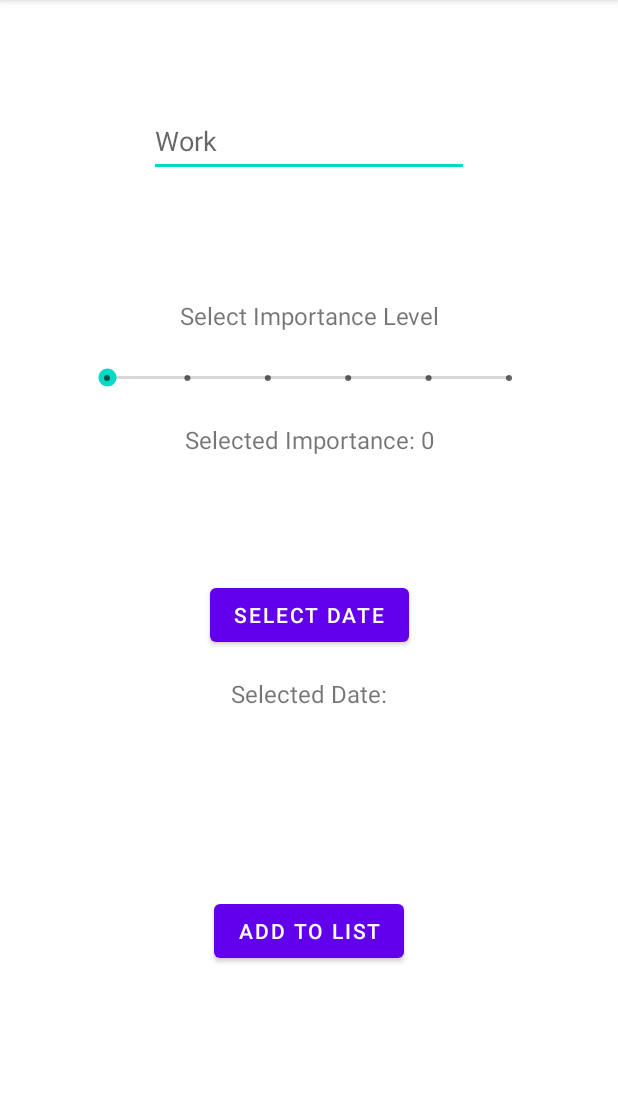
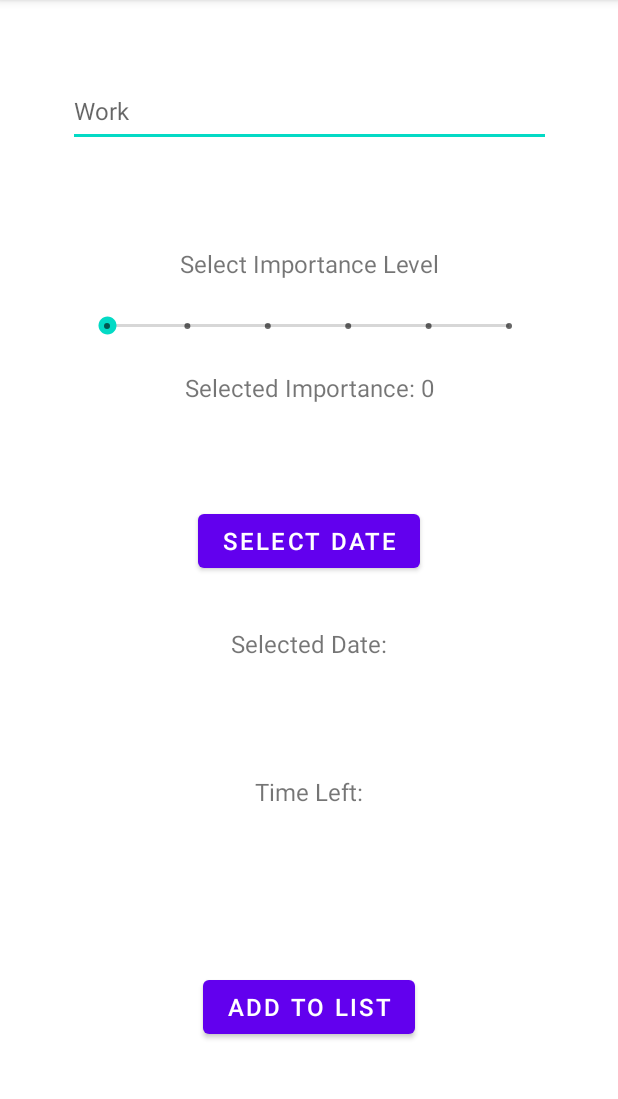
Before and after one commit to Nphilip9/School-Organizer, an Android app: the AddActivity screen opened directly, with no data from a screen before it, on a phone screen of 412 x 824 dp, the part 84-1183 px from its top. Run offline under Robolectric (Android 15) with nearby library versions, the phone set to English and light mode, and no system bars.

Commit message:
changed add_activity.xml activity UI little bit

```diff
--- a/app/src/main/java/com/nphilip/schoolorganizer/AddActivity.java
+++ b/app/src/main/java/com/nphilip/schoolorganizer/AddActivity.java
@@ -24,7 +24,7 @@ public class AddActivity extends AppCompatActivity {
     EditText addActivity_editText_workType;
     SeekBar addActivity_seekBar_importance;
     TextView addActivity_textView_importanceInfoText, addActivity_textView_selectedImportance,
-            addActivity_textView_selectedDate, addActivity_textView_timeLeft;
+            addActivity_textView_selectedDate, addActivity_textView_timeDifference;
     Button addActivity_button_datePicker, addActivity_button_add;
 
     // Reference to ItemManager
@@ -41,7 +41,7 @@ public class AddActivity extends AppCompatActivity {
         addActivity_seekBar_importance = findViewById(R.id.addActivity_seekBar_importance);
         addActivity_textView_importanceInfoText = findViewById(R.id.addActivity_textView_importanceInfoText);
         addActivity_textView_selectedImportance = findViewById(R.id.addActivity_textView_selectedImportance);
-        addActivity_textView_timeLeft = findViewById(R.id.addActivity_textView_timeLeft);
+        addActivity_textView_timeDifference = findViewById(R.id.addActivity_textView_timeDifference);
         addActivity_textView_selectedDate = findViewById(R.id.addActivity_textView_selectedDate);
         addActivity_button_datePicker = findViewById(R.id.addActivity_button_datePicker);
         addActivity_button_add = findViewById(R.id.addActivity_button_add);
@@ -80,7 +80,8 @@ public class AddActivity extends AppCompatActivity {
                 selectedDate.set(day + "." + month + "." + year);
                 String timeDifference = itemManager.getTimeDifference(Calendar.getInstance().get(Calendar.DAY_OF_MONTH) + "." +
                         Calendar.getInstance().get(Calendar.MONTH) + "." + Calendar.getInstance().get(Calendar.YEAR), day + "." + month + "." + year);
-                addActivity_textView_timeLeft.setText(timeDifference);
+                addActivity_textView_timeDifference.setText(timeDifference);
+                addActivity_textView_selectedDate.setText(selectedDate.get());
             }, Calendar.getInstance().get(Calendar.YEAR), Calendar.getInstance().get(Calendar.MONTH), Calendar.getInstance().get(Calendar.DAY_OF_MONTH));
             datePickerDialog.show();
         });
--- a/app/src/main/java/com/nphilip/schoolorganizer/ItemDetailsActivity.java
+++ b/app/src/main/java/com/nphilip/schoolorganizer/ItemDetailsActivity.java
@@ -136,8 +136,7 @@ public class ItemDetailsActivity extends AppCompatActivity {
 
             alertDialogBuilder.setPositiveButton("OK", (dialogInterface, i) -> {
                 try {
-                    itemManager.deleteItemFromWorkList(getFilesDir() + "/WorkList.txt", getFilesDir() + "/Checkboxes.txt",
-                            getCacheDir() + "/ClickedListViewItem.txt", itemManager.getClickedListViewItemID(getCacheDir() + "/ClickedListViewItem.txt"));
+                    itemManager.deleteItemFromWorkList(getFilesDir() + "/WorkList.txt", itemManager.getClickedListViewItemID(getCacheDir() + "/ClickedListViewItem.txt"));
                     startMainActivity();
                     finish();
                 } catch (IOException e) {
--- a/app/src/main/java/com/nphilip/schoolorganizer/MainActivity.java
+++ b/app/src/main/java/com/nphilip/schoolorganizer/MainActivity.java
@@ -143,6 +143,7 @@ public class MainActivity extends AppCompatActivity {
             finalWorkListDataList.add(new WorkListData(workListDataElement[0], Integer.parseInt(workListDataElement[1]), workListDataElement[2], Boolean.parseBoolean(workListDataElement[3])));
         }
 
+        // Rewrite the sorted list to the "WorkList.txt file"
         itemManager.rewriteSortedWorkList(getFilesDir() + "/WorkList.txt", finalWorkListDataList);
 
         CustomListViewAdapter customListViewAdapter = new CustomListViewAdapter(MainActivity.this, finalWorkListDataList, mainActivity_listView_workList, getFilesDir() + "/Checkboxes.txt", getFilesDir() + "/WorkList.txt");
@@ -165,6 +166,7 @@ public class MainActivity extends AppCompatActivity {
         notificationManagerCompat.notify(1, notification);
     }
 
+    // Called when activity is paused and turned back on
     @Override
     protected void onResume() {
         super.onResume();
--- a/app/src/main/java/com/nphilip/schoolorganizer/manager/ItemManager.java
+++ b/app/src/main/java/com/nphilip/schoolorganizer/manager/ItemManager.java
@@ -129,12 +129,10 @@ public class ItemManager {
     /**
      * Deletes item on "position" from "WorkList.txt" file and deletes checkbox Item
      * @param workFilePath String
-     * @param checkboxFilePath String
-     * @param clickedListViewItemFilePath String
      * @param position int
      * @throws IOException RuntimeException
      */
-    public void deleteItemFromWorkList(String workFilePath, String checkboxFilePath, String clickedListViewItemFilePath, int position) throws IOException {
+    public void deleteItemFromWorkList(String workFilePath, int position) throws IOException {
         // File content is stored in "workListDataArrayList"
         ArrayList<WorkListData> workListDataArrayList = new ArrayList<>();
 
@@ -212,6 +210,12 @@ public class ItemManager {
         fileWriter.close();
     }
 
+    /**
+     * Rewrites the sorted list "workListDataArrayList" to the file "path", if it exists
+     * @param path String
+     * @param workListDataArrayList ArrayList<WorkListData>
+     * @throws IOException RuntimeException
+     */
     public void rewriteSortedWorkList(String path, ArrayList<WorkListData> workListDataArrayList) throws IOException {
         if(new File(path).exists()) {
             if(new File(path).delete()) {
--- a/app/src/main/res/layout/add_activity.xml
+++ b/app/src/main/res/layout/add_activity.xml
@@ -1,18 +1,20 @@
 <?xml version="1.0" encoding="utf-8"?>
 <androidx.constraintlayout.widget.ConstraintLayout xmlns:android="http://schemas.android.com/apk/res/android"
     xmlns:app="http://schemas.android.com/apk/res-auto"
+    xmlns:tools="http://schemas.android.com/tools"
     android:layout_width="match_parent"
     android:layout_height="match_parent">
 
     <EditText
         android:id="@+id/addActivity_editText_workType"
-        android:layout_width="wrap_content"
-        android:layout_height="wrap_content"
-        android:layout_marginTop="70dp"
+        android:layout_width="322dp"
+        android:layout_height="48dp"
+        android:layout_marginTop="50dp"
         android:ems="10"
         android:hint="@string/strings_string_workTypeHint"
         android:inputType="textPersonName"
         android:minHeight="48dp"
+        android:textSize="@dimen/dimensions_dimen_standardTextSize"
         app:layout_constraintEnd_toEndOf="parent"
         app:layout_constraintStart_toStartOf="parent"
         app:layout_constraintTop_toTopOf="parent" />
@@ -34,7 +36,7 @@
         android:id="@+id/addActivity_textView_importanceInfoText"
         android:layout_width="200dp"
         android:layout_height="25dp"
-        android:layout_marginTop="80dp"
+        android:layout_marginTop="65dp"
         android:gravity="center"
         android:text="@string/strings_string_importanceInfoText"
         android:textSize="@dimen/dimensions_dimen_standardTextSize"
@@ -46,23 +48,24 @@
         android:id="@+id/addActivity_button_datePicker"
         android:layout_width="wrap_content"
         android:layout_height="wrap_content"
-        android:layout_marginTop="80dp"
+        android:layout_marginTop="65dp"
         android:text="@string/strings_string_datePickerButtonText"
+        android:textSize="@dimen/dimensions_dimen_standardTextSize"
         app:layout_constraintEnd_toEndOf="parent"
         app:layout_constraintStart_toStartOf="parent"
         app:layout_constraintTop_toBottomOf="@+id/addActivity_textView_selectedImportance" />
 
     <TextView
-        android:id="@+id/addActivity_textView_selectedDate"
+        android:id="@+id/addActivity_textView_timeDifferenceInfo"
         android:layout_width="220dp"
         android:layout_height="25dp"
-        android:layout_marginTop="16dp"
+        android:layout_marginTop="32dp"
         android:gravity="center"
-        android:text="@string/strings_string_selectedDateText"
+        android:text="@string/strings_string_timeDifference"
         android:textSize="@dimen/dimensions_dimen_standardTextSize"
         app:layout_constraintEnd_toEndOf="parent"
         app:layout_constraintStart_toStartOf="parent"
-        app:layout_constraintTop_toBottomOf="@+id/addActivity_button_datePicker" />
+        app:layout_constraintTop_toBottomOf="@+id/addActivity_textView_selectedDate" />
 
     <TextView
         android:id="@+id/addActivity_textView_selectedImportance"
@@ -77,7 +80,30 @@
         app:layout_constraintTop_toBottomOf="@+id/addActivity_seekBar_importance" />
 
     <TextView
-        android:id="@+id/addActivity_textView_timeLeft"
+        android:id="@+id/addActivity_textView_timeDifference"
+        android:layout_width="350dp"
+        android:layout_height="25dp"
+        android:layout_marginTop="16dp"
+        android:gravity="center"
+        android:textSize="@dimen/dimensions_dimen_standardTextSize"
+        app:layout_constraintEnd_toEndOf="parent"
+        app:layout_constraintHorizontal_bias="0.508"
+        app:layout_constraintStart_toStartOf="parent"
+        app:layout_constraintTop_toBottomOf="@+id/addActivity_textView_timeDifferenceInfo" />
+
+    <Button
+        android:id="@+id/addActivity_button_add"
+        android:layout_width="wrap_content"
+        android:layout_height="wrap_content"
+        android:layout_marginTop="65dp"
+        android:text="@string/strings_string_addButtonText"
+        android:textSize="@dimen/dimensions_dimen_standardTextSize"
+        app:layout_constraintEnd_toEndOf="parent"
+        app:layout_constraintStart_toStartOf="parent"
+        app:layout_constraintTop_toBottomOf="@+id/addActivity_textView_timeDifference" />
+
+    <TextView
+        android:id="@+id/addActivity_textView_selectedDate"
         android:layout_width="350dp"
         android:layout_height="25dp"
         android:layout_marginTop="16dp"
@@ -85,16 +111,18 @@
         android:textSize="@dimen/dimensions_dimen_standardTextSize"
         app:layout_constraintEnd_toEndOf="parent"
         app:layout_constraintStart_toStartOf="parent"
-        app:layout_constraintTop_toBottomOf="@+id/addActivity_textView_selectedDate" />
+        app:layout_constraintTop_toBottomOf="@+id/addActivity_textView_selectedDateInfo" />
 
-    <Button
-        android:id="@+id/addActivity_button_add"
-        android:layout_width="wrap_content"
-        android:layout_height="wrap_content"
-        android:layout_marginTop="80dp"
-        android:text="@string/strings_string_addButtonText"
+    <TextView
+        android:id="@+id/addActivity_textView_selectedDateInfo"
+        android:layout_width="220dp"
+        android:layout_height="25dp"
+        android:layout_marginTop="32dp"
+        android:gravity="center"
+        android:text="@string/strings_string_selectedDate"
+        android:textSize="@dimen/dimensions_dimen_standardTextSize"
         app:layout_constraintEnd_toEndOf="parent"
         app:layout_constraintStart_toStartOf="parent"
-        app:layout_constraintTop_toBottomOf="@+id/addActivity_textView_timeLeft" />
+        app:layout_constraintTop_toBottomOf="@+id/addActivity_button_datePicker" />
 
 </androidx.constraintlayout.widget.ConstraintLayout>
--- a/app/src/main/res/values/strings.xml
+++ b/app/src/main/res/values/strings.xml
@@ -6,7 +6,8 @@
     <string name="strings_string_importanceInfoText">Select Importance Level</string>
     <string name="strings_string_selectedImportance">Selected Importance:</string>
     <string name="strings_string_datePickerButtonText">Select Date</string>
-    <string name="strings_string_selectedDateText">Selected Date:</string>
+    <string name="strings_string_selectedDate">Selected Date:</string>
+    <string name="strings_string_timeDifference">Time Left:</string>
     <string name="strings_string_addButtonText">Add to List</string>
 
     <!-- item_details_activity.xml -->
```
